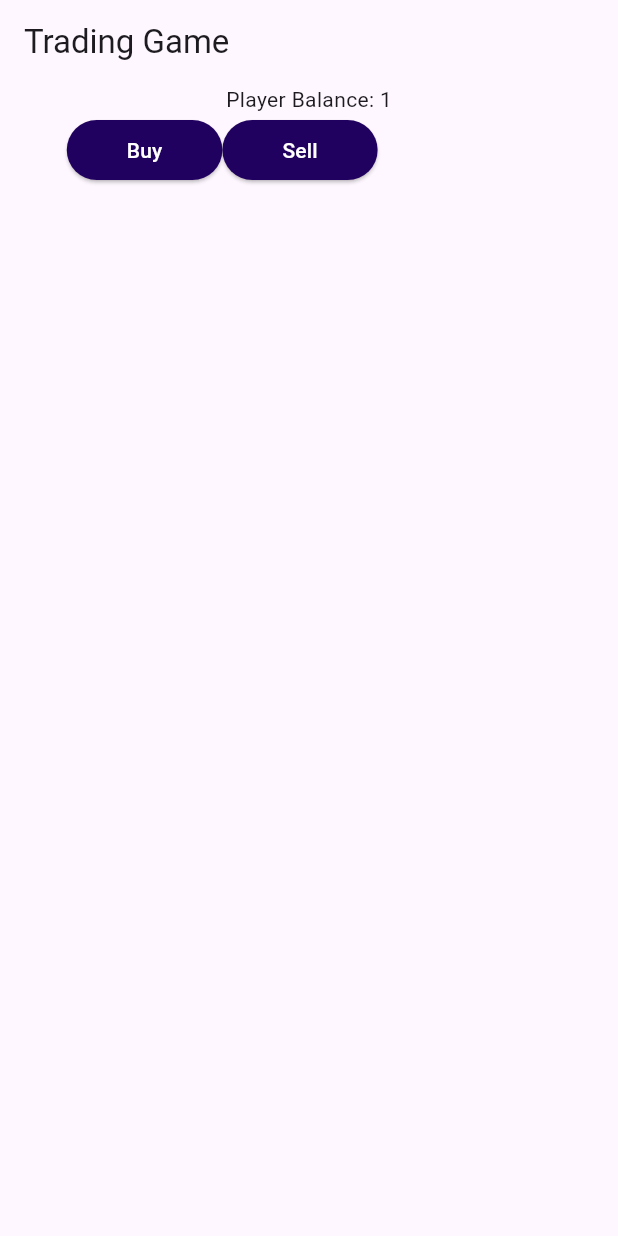
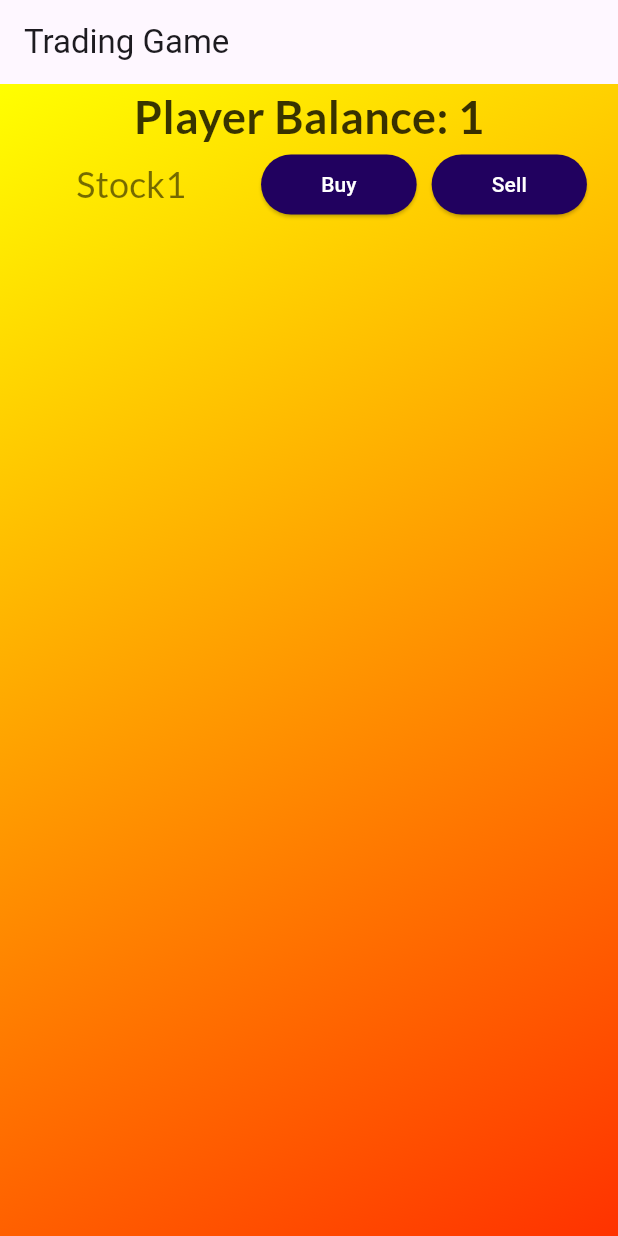
Before and after one commit to MinhHnMiro/StockTradingGame-Alpha-, a Flutter app: the screen it shows after launch, on a phone screen of 412 x 824 dp. Run offline on Flutter 3.47's test engine with Material 3 defaults, Android fonts, the phone set to English and light mode, and no system bars; our stand-ins replace google_fonts.

Commit message:
Got "Functional" Buttons

```diff
--- a/lib/WidgetModels/button.dart
+++ b/lib/WidgetModels/button.dart
@@ -1,4 +1,5 @@
 import 'package:flutter/material.dart';
+import 'package:google_fonts/google_fonts.dart';
 
 class SBButton extends StatelessWidget {
   const SBButton({
@@ -15,17 +16,85 @@ class SBButton extends StatelessWidget {
     return ElevatedButton(
       onPressed: onTap,
       style: ElevatedButton.styleFrom(
-        padding: const EdgeInsets.symmetric(
-          vertical: 10,
-          horizontal: 40),
-        backgroundColor:
-          const Color.fromARGB(255, 33, 1, 95),
+        padding: const EdgeInsets.symmetric(vertical: 10, horizontal: 40),
+        backgroundColor: const Color.fromARGB(255, 33, 1, 95),
         foregroundColor: Colors.white,
         shape: RoundedRectangleBorder(
           borderRadius: BorderRadius.circular(40),
         ),
       ),
-      child: Text(text, textAlign: TextAlign.center,),
+      child: Text(
+        text,
+        textAlign: TextAlign.center,
+      ),
     );
   }
 }
+
+class StockButton extends StatelessWidget {
+  const StockButton({
+    super.key,
+    required this.text,
+    required this.onTap,
+  });
+
+  final String text;
+  final void Function() onTap;
+
+  @override
+  Widget build(BuildContext context) {
+    return ElevatedButton(
+      onPressed: onTap,
+      style: ElevatedButton.styleFrom(
+          padding: const EdgeInsets.symmetric(vertical: 5, horizontal: 30),
+          backgroundColor: const Color.fromARGB(0, 255, 255, 255),
+          shape: RoundedRectangleBorder(
+            borderRadius: BorderRadius.circular(40),
+          ),
+          shadowColor: const Color.fromARGB(0, 0, 0, 0)),
+      child: Text(
+        text,
+        textAlign: TextAlign.center,
+        style: GoogleFonts.lato(
+          color: Colors.black54,
+          fontSize: 24,
+          fontWeight: FontWeight.w500
+        ),
+      )
+    );
+  }
+}
+/*
+class TestButton extends StatelessWidget {
+  const TestButton({
+    super.key,
+    required this.text,
+    required this.onTap,
+  });
+
+  final String text;
+  final void Function() onTap;
+  @override
+  Widget build(BuildContext context) {
+    return ElevatedButton(
+      onPressed: onTap,
+      style: ElevatedButton.styleFrom(
+          padding: const EdgeInsets.symmetric(vertical: 10, horizontal: 30),
+          backgroundColor: const Color.fromARGB(0, 255, 255, 255),
+          shape: RoundedRectangleBorder(
+            borderRadius: BorderRadius.circular(40),
+          ),
+          shadowColor: const Color.fromARGB(0, 0, 0, 0)),
+      child: Text(
+        text,
+        textAlign: TextAlign.center,
+        style: GoogleFonts.lato(
+          color: Colors.black54,
+          fontSize: 24,
+          fontWeight: FontWeight.w500
+        ),
+      )
+    );
+  }
+}
+*/
--- a/lib/main_screen.dart
+++ b/lib/main_screen.dart
@@ -1,6 +1,7 @@
 import 'package:flutter/material.dart';
 import 'dataModels/create_stocks.dart';
 import 'WidgetModels/button.dart';
+import 'package:google_fonts/google_fonts.dart';
 
 class TradingGame extends StatefulWidget {
   const TradingGame({super.key});
@@ -19,26 +20,52 @@ class _TradingGameState extends State<TradingGame> {
 
   @override
   Widget build(BuildContext context) {
-    final stockName = stockList[0].name;
+    const currentStock = 0;
+    final stockName = stockList[currentStock].name;
 
     return MaterialApp(
-      home: Scaffold(
+      home: SizedBox(
+        width: double.infinity,
+        child: Scaffold(
           appBar: AppBar(
             title: const Text('Trading Game'),
           ),
-        body: Column(
+          body: Container(
+            decoration: const BoxDecoration(
+              gradient: LinearGradient(
+                colors: [
+                  Color.fromARGB(255, 255, 255, 0),
+                  Color.fromARGB(255, 255, 50, 0),
+                ],
+                begin: Alignment.topLeft,
+                end: Alignment.bottomRight
+              ),
+            ),
+            child: Column(
               children: [
-            const Text('Player Balance: 1'),
+                Text(
+                  'Player Balance: 1',
+                  style: GoogleFonts.lato(
+                    color: const Color.fromARGB(199, 0, 0, 0),
+                    fontSize: 30,
+                    fontWeight: FontWeight.bold,
+                  ),
+                ),
                 // Stock list
                 Row(
+                  mainAxisAlignment: MainAxisAlignment.center,
                   children: [
-                Text(
-                  stockName,
-                  style: const TextStyle(
-                    color: Color.fromARGB(0, 0, 0, 0),
+                    StockButton(
+                      text: stockName,
+                      onTap: () {},
                     ),
+                    const SizedBox(
+                      width: 20,
                     ),
                     SBButton(text: 'Buy', onTap: () {}),
+                    const SizedBox(
+                      width: 10,
+                    ),
                     SBButton(text: 'Sell', onTap: () {}),
                   ],
                   // Buy/Sell buttons
@@ -46,6 +73,8 @@ class _TradingGameState extends State<TradingGame> {
               ],
             ),
           ),
+        ),
+      ),
     );
   }
 }
```
Also changed, not shown: lib/stock_screen.dart (added, +16 -0 lines), pubspec.yaml (+4 -3 lines), lib/Assets/Images/DA.jpg (added), lib/Assets/Images/DA.png (added), lib/Assets/Images/RA.jpg (added), lib/Assets/Images/RA.png (added), pubspec.lock, 2 other files. Lines whose indentation alone changed are shown as unchanged.
